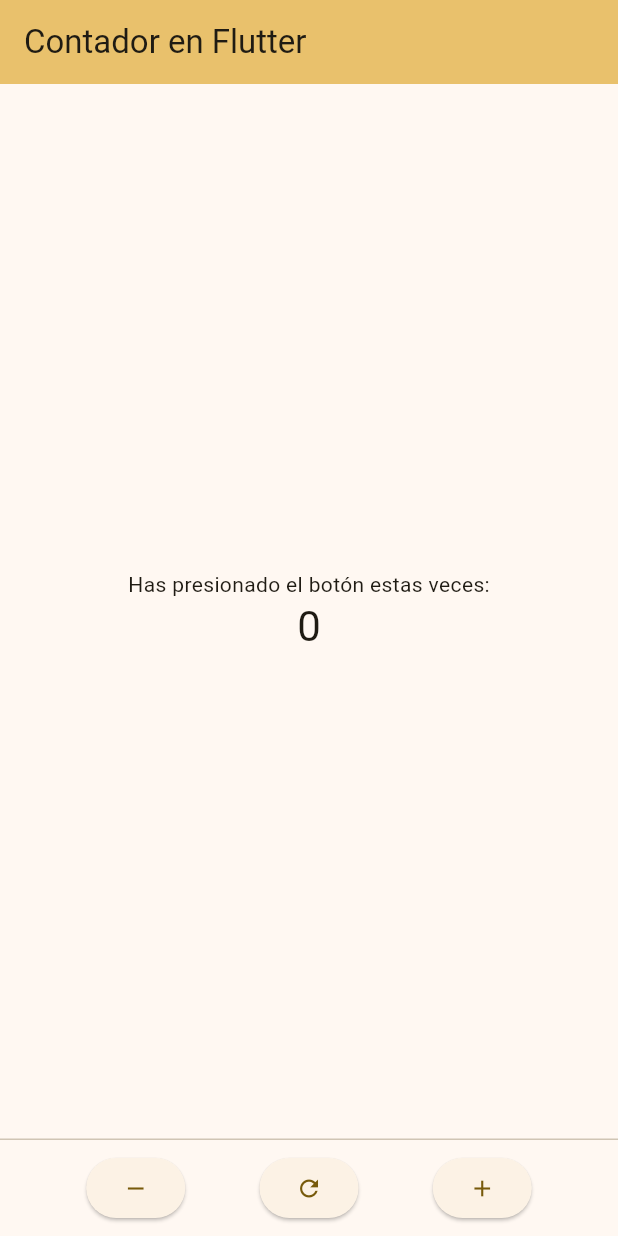
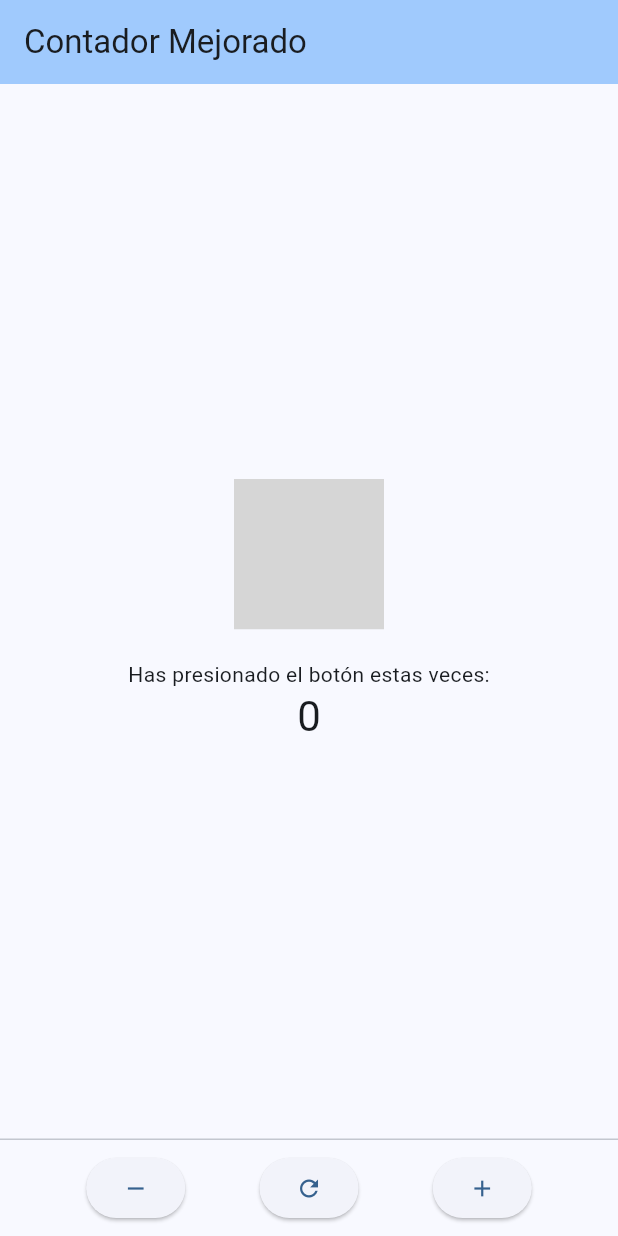
Before and after one commit to ChaosValravn25/3479A3212019479010., a Flutter app: the screen it shows after launch, item 3 of the bottom bar chosen, after a tap on the "remove" icon, on a phone screen of 412 x 824 dp. Run offline on Flutter 3.47's test engine with Material 3 defaults, Android fonts, the phone set to English and light mode, and no system bars; our stand-ins replace flutter_svg, logger; Roboto replaces fonts that are missing (BungeeSpice); project files that could hold a hidden picture were left out; grey boxes are pictures that could not be loaded.

Commit message:
sfghsh
sdgshs

```diff
--- a/flutter_application_laboratorio_3/lib/main.dart
+++ b/flutter_application_laboratorio_3/lib/main.dart
@@ -1,6 +1,11 @@
 import 'package:flutter/material.dart';
-import 'package:flutter_svg/flutter_svg.dart';
+import 'package:flutter_svg/flutter_svg.dart'; // Asegurar que se usa correctamente
+import 'package:logger/logger.dart';
+
 void main() {
+  var logger = Logger();
+  logger.d("Logger iniciado correctamente"); // Mensaje de prueba
+
   runApp(const MyApp());
 }
 
@@ -10,11 +15,12 @@ class MyApp extends StatelessWidget {
   @override
   Widget build(BuildContext context) {
     return MaterialApp(
-      title: 'Contador en Flutter',//cambiar el titulo
+      title: 'Contador Mejorado en Flutter', // Cambio del título
       theme: ThemeData(
-        colorScheme: ColorScheme.fromSeed(seedColor: Colors.amber),//cambiar el color
+        colorScheme: ColorScheme.fromSeed(seedColor: Colors.blue), // Cambio de color
+        fontFamily: 'BungeeSpice', // Fuente personalizada
       ),
-      home: const MyHomePage(title: 'Contador en Flutter'),
+      home: const MyHomePage(title: 'Contador Mejorado'),
     );
   }
 }
@@ -30,26 +36,30 @@ class MyHomePage extends StatefulWidget {
 
 class _MyHomePageState extends State<MyHomePage> {
   int _counter = 0;
+  final Logger logger = Logger(); // Logger para esta clase
 
-  void _incrementCounter() {//incrementa el contador
+  void _incrementCounter() {
     setState(() {
       _counter++;
     });
+    logger.i("Contador incrementado a $_counter");
   }
 
-  void _decrementCounter() {//disminuye el contador
+  void _decrementCounter() {
     setState(() {
       _counter--;
     });
+    logger.w("Contador decrementado a $_counter");
   }
 
   void _resetCounter() {
     setState(() {
       _counter = 0;
     });
+    logger.e("Contador reiniciado");
   }
 
-  Widget botonesInferiores() {//los botones
+  Widget botonesInferiores() {
     return Row(
       mainAxisAlignment: MainAxisAlignment.spaceEvenly,
       children: [
@@ -70,7 +80,7 @@ class _MyHomePageState extends State<MyHomePage> {
   }
 
   @override
-  Widget build(BuildContext context) {//la estructura visible como se debe mostrar el usuario
+  Widget build(BuildContext context) {
     return Scaffold(
       appBar: AppBar(
         backgroundColor: Theme.of(context).colorScheme.inversePrimary,
@@ -80,6 +90,13 @@ class _MyHomePageState extends State<MyHomePage> {
         child: Column(
           mainAxisAlignment: MainAxisAlignment.center,
           children: <Widget>[
+            // Icono SVG agregado
+            SvgPicture.asset(
+              'assets/icons/animal-carnivore-cartoon-5-svgrepo-com.svg', // Asegúrate de que el archivo existe
+              width: 100,
+              height: 100,
+            ),
+            const SizedBox(height: 20), // Espaciado entre elementos
             const Text('Has presionado el botón estas veces:'),
             Text(
               '$_counter',
--- a/flutter_application_laboratorio_3/pubspec.yaml
+++ b/flutter_application_laboratorio_3/pubspec.yaml
@@ -64,6 +64,10 @@ flutter:
   # the material Icons class.
   uses-material-design: true
 
+  fonts:
+    - family: BungeeSpice
+      fonts:
+        - asset: assets/fonts/BungeeSpice-Regular.ttf
   # To add assets to your application, add an assets section, like this:
   # assets:
   #   - images/a_dot_burr.jpeg
```
Also changed, not shown: flutter_application_laboratorio_3/lib/assets/fonts/BungeeSpice-Regular.ttf (added).
